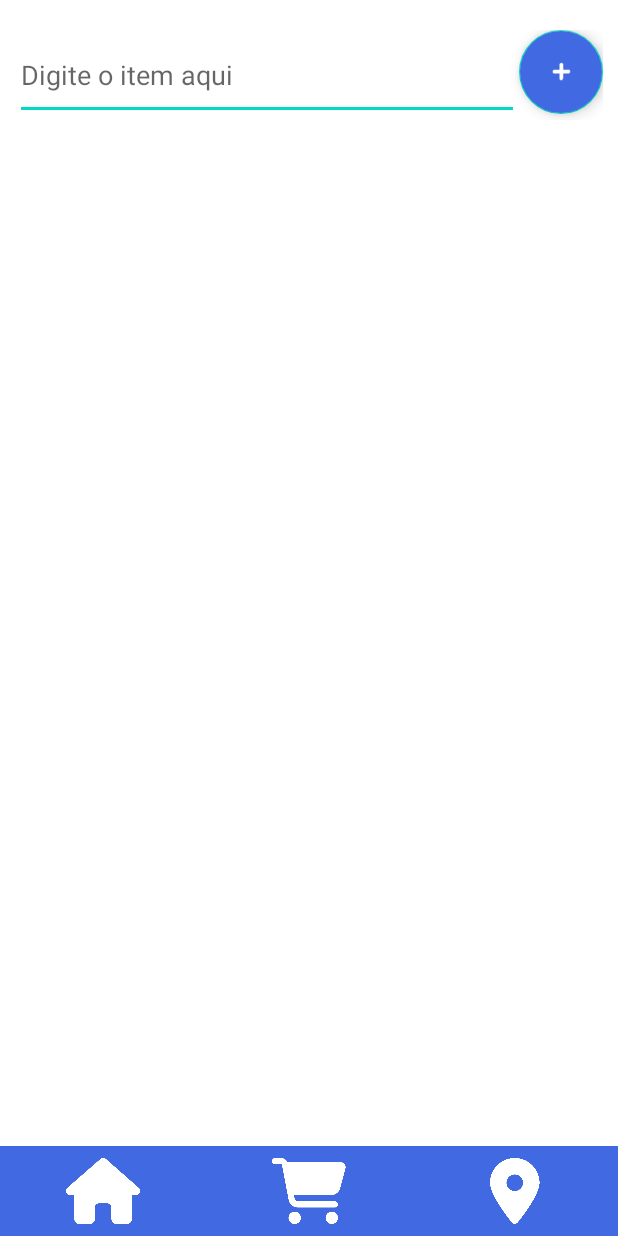
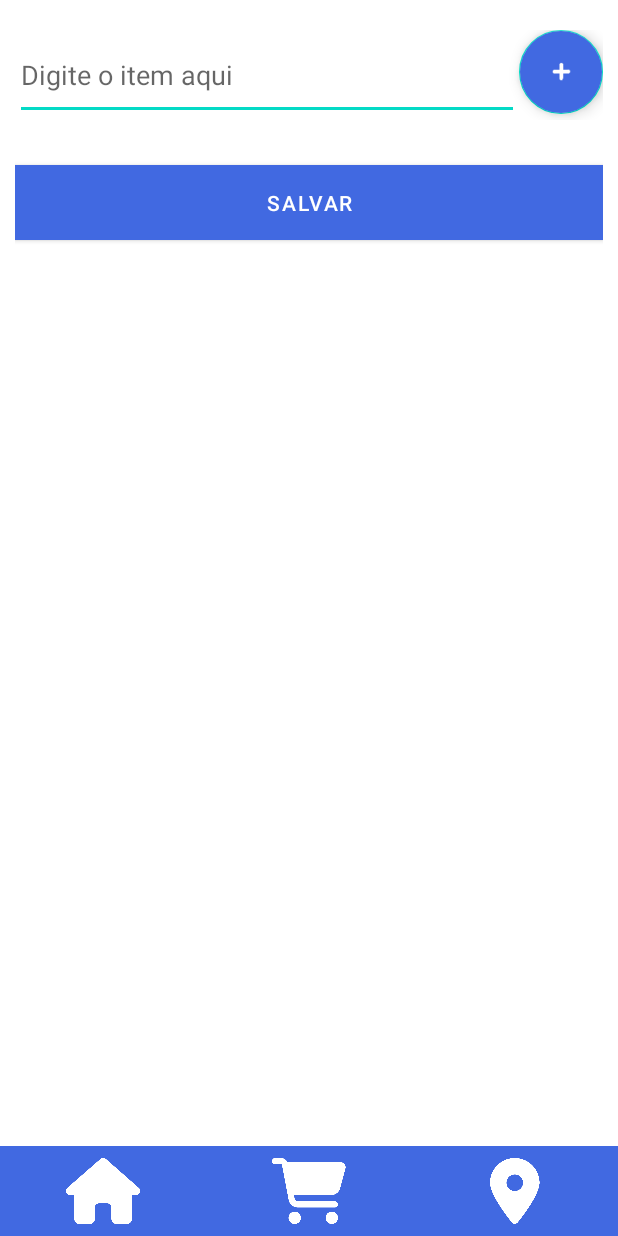
Before and after one commit to FelipeESchmidt/java-android-shopwise, an Android app: the layout activity_main.xml on its own in the app's theme, with its tools: preview values and no code run, on a phone screen of 412 x 824 dp. Run offline under Robolectric (Android 15) with nearby library versions, the phone set to English and light mode, and no system bars.

Commit message:
feat: adding save button

```diff
--- a/app/src/main/res/layout/activity_main.xml
+++ b/app/src/main/res/layout/activity_main.xml
@@ -58,10 +58,20 @@
                 android:layout_width="match_parent"
                 android:layout_height="match_parent"
                 android:orientation="vertical"
-                android:layout_marginBottom="80dp"
                 app:layout_constraintTop_toTopOf="parent">
 
             </LinearLayout>
+
+            <Button
+                android:id="@+id/saveButton"
+                android:layout_width="match_parent"
+                android:layout_height="50dp"
+                android:layout_marginTop="20dp"
+                android:layout_marginBottom="80dp"
+                android:background="@color/blue500"
+                android:textColor="@color/white"
+                android:text="@string/save_button"
+                android:onClick="onSaveClick" />
 
         </LinearLayout>
 
--- a/app/src/main/res/values/strings.xml
+++ b/app/src/main/res/values/strings.xml
@@ -2,6 +2,7 @@
     <string name="app_name">Lista de Compras</string>
     <string name="main_button_description">Adição de Item</string>
     <string name="main_input_placeholder">Digite o item aqui</string>
+    <string name="save_button">Salvar</string>
     <string name="minus">-</string>
     <string name="plus">+</string>
 
```
Also changed, not shown: app/src/main/java/unijui/edu/br/shopwise/MainActivity.java (+15 -0 lines).
